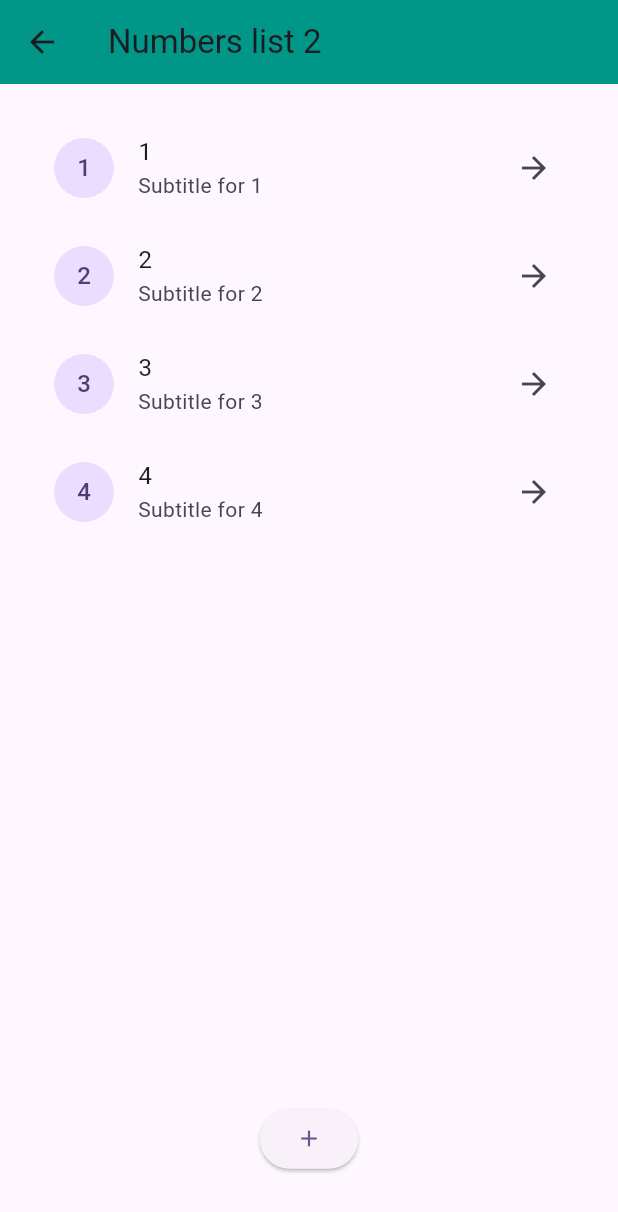
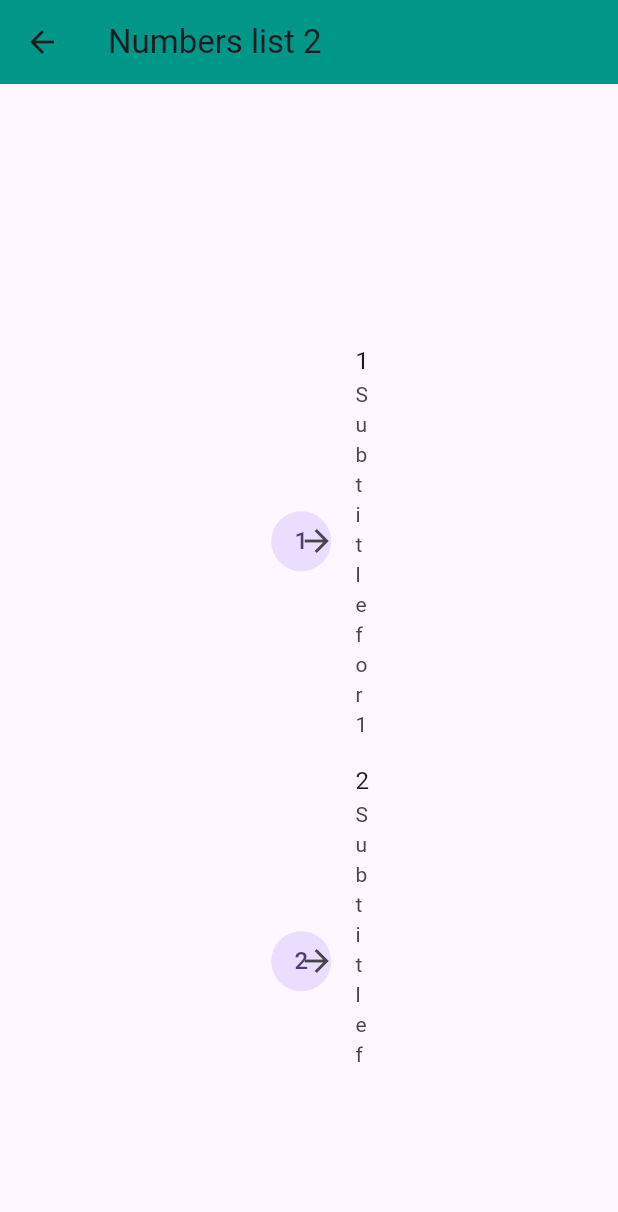
Before and after one commit to Nakul-Pattewar/sample_app, a Flutter app: the NumbersListPage2 screen opened by its route, on a phone screen of 412 x 824 dp. Shown: the top 1212 px of the screen. Run offline on Flutter 3.47's test engine with Material 3 defaults, Android fonts, the phone set to English and light mode, and no system bars.

Commit message:
formatted code

```diff
--- a/lib/ChangeNotifier/change_notifier_page.dart
+++ b/lib/ChangeNotifier/change_notifier_page.dart
@@ -20,8 +20,8 @@ class ListListenableBuilder extends StatelessWidget {
           child: Column(children: [
             Container(
               height: MediaQuery.of(context).size.height * 0.8,
-              padding: EdgeInsets.all(10),
-              margin: EdgeInsets.all(10),
+              padding: EdgeInsets.all(MediaQuery.of(context).size.height * 0.08),
+              margin: EdgeInsets.all(MediaQuery.of(context).size.height * 0.08),
               child: ListView.builder(
                 itemCount: _listNotifier.notifierList.length,
                 itemBuilder: (context, index) => ListTile(
@@ -48,7 +48,6 @@ class ListListenableBuilder extends StatelessWidget {
             ),
             ElevatedButton(
               onPressed: () {
-                print('**** onPressed');
                 _listNotifier.addNumber();
               },
               child: Icon(Icons.add),
--- a/lib/Constants/strings.dart
+++ b/lib/Constants/strings.dart
@@ -11,4 +11,4 @@ const String randomPageTitle = "Random Page";
 const String sliverAppBarTitle = "Sliver App Bar";
 const String nextPageButtonText = 'next Page';
 const String sliverAppBarBackgroundText = 'Background';
-const String changeNotifierTitle = 'go to chnageNotifier';
+const String changeNotifierTitle = 'go to changeNotifier';
--- a/lib/Provider/numbers_list_page_1.dart
+++ b/lib/Provider/numbers_list_page_1.dart
@@ -18,8 +18,8 @@ class NumbersListPage1 extends StatelessWidget {
                 child: Column(children: [
                   Container(
                     height: MediaQuery.of(context).size.height * 0.8,
-                    padding: EdgeInsets.all(10),
-                    margin: EdgeInsets.all(10),
+                    padding: EdgeInsets.all(MediaQuery.of(context).size.height * 0.1),
+                    margin: EdgeInsets.all(MediaQuery.of(context).size.height * 0.1),
                     child: ListView.builder(
                       itemCount: numbersListProvider.numbersList.length,
                       itemBuilder: (context, index) => ListTile(
--- a/lib/Provider/numbers_list_page_2.dart
+++ b/lib/Provider/numbers_list_page_2.dart
@@ -18,8 +18,8 @@ class NumbersListPage2 extends StatelessWidget {
                 child: Column(children: [
                   Container(
                     height: MediaQuery.of(context).size.height * 0.8,
-                    padding: EdgeInsets.all(10),
-                    margin: EdgeInsets.all(10),
+                    padding: EdgeInsets.all(MediaQuery.of(context).size.height * 0.1),
+                    margin: EdgeInsets.all(MediaQuery.of(context).size.height * 0.1),
                     child: ListView.builder(
                       itemCount: numbersListProviderModel.numbersList.length,
                       itemBuilder: (context, index) => ListTile(
--- a/lib/Routes/route_generator.dart
+++ b/lib/Routes/route_generator.dart
@@ -5,7 +5,6 @@ import 'package:sample_app/Provider/numbers_list_page_1.dart';
 import 'package:sample_app/main.dart';
 import 'package:sample_app/Widgets/second_page.dart';
 import 'package:sample_app/Widgets/SliverAppBar.dart';
-
 import '../Provider/numbers_list_page_2.dart';
 
 class RouteGenerator {
```
Also changed, not shown: lib/Widgets/second_page.dart (+9 -2 lines).
